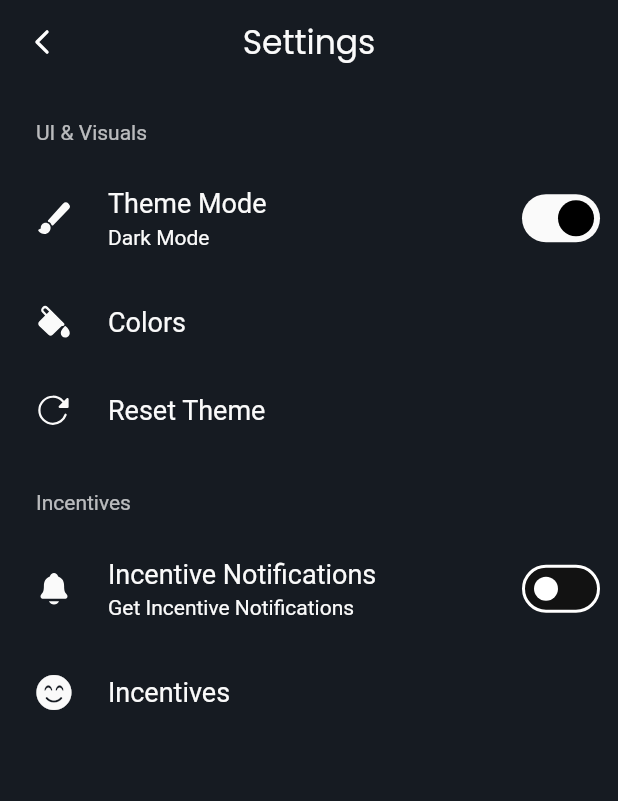
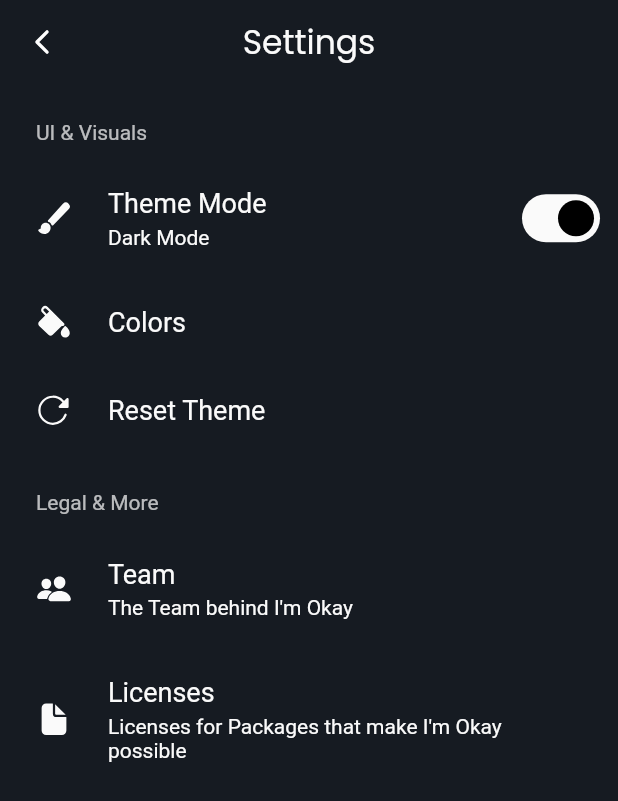
Before and after one commit to danfq/imokay, a Flutter app: the SettingsPage screen opened directly, on a phone screen of 412 x 824 dp. Shown: the top 801 px of the screen. Run offline on Flutter 3.47's test engine with Material 3 defaults, Android fonts, the phone set to English and light mode, and no system bars; drawn by our look-alikes of settings_ui; our stand-ins replace adaptive_theme, audioplayers, file_picker, flutter_local_notifications, flutter_native_timezone, flutter_riverpod and 7 more; missing offline and left inert: confirm_dialog, flex_color_picker, metaballs, slider_controller; accounts and stored records are empty.

Commit message:
Added Team & Licenses

```diff
--- a/lib/pages/settings/settings.dart
+++ b/lib/pages/settings/settings.dart
@@ -1,11 +1,9 @@
-import 'dart:io';
 import 'package:adaptive_theme/adaptive_theme.dart';
 import 'package:flex_color_picker/flex_color_picker.dart';
 import 'package:flutter/cupertino.dart';
 import 'package:flutter/material.dart';
 import 'package:flutter_vector_icons/flutter_vector_icons.dart';
-import 'package:imokay/pages/incentives/list.dart';
-import 'package:imokay/util/notifications/incentives.dart';
+import 'package:imokay/pages/team/team.dart';
 import 'package:imokay/util/notifications/local.dart';
 import 'package:imokay/util/theming/controller.dart';
 import 'package:imokay/util/theming/themes.dart';
@@ -33,9 +31,6 @@
     Color activeSoundColor = Theme.of(
       context,
     ).appBarTheme.backgroundColor!;
-
-    //Notifications
-    bool incentiveNotificationsMode = IncentiveNotifications.current();
 
     //Settings
     return Scaffold(
@@ -248,34 +243,46 @@
               ],
             ),
 
-            //Incentives
+            //Team & Licenses
             SettingsSection(
-              title: const Text("Incentives"),
+              title: const Text("Legal & More"),
               tiles: [
-                SettingsTile.switchTile(
-                  enabled: !Platform.isIOS,
-                  leading: const Icon(Ionicons.notifications),
-                  initialValue: incentiveNotificationsMode,
-                  onToggle: (status) async {
-                    await IncentiveNotifications.setMode(mode: status);
-                    setState(() {});
-                  },
-                  title: const Text("Incentive Notifications"),
-                  description: const Text("Get Incentive Notifications"),
+                //Team
+                SettingsTile.navigation(
+                  leading: const Icon(Ionicons.ios_people),
+                  title: const Text("Team"),
+                  description: const Text("The Team behind I'm Okay"),
+                  onPressed: (context) => Navigator.push(
+                    context,
+                    CupertinoPageRoute(builder: (context) => const Team()),
+                  ),
                 ),
+
+                //Licenses
                 SettingsTile.navigation(
-                  enabled: !Platform.isIOS,
-                  leading: const Icon(FontAwesome5Solid.smile_beam),
-                  title: const Text("Incentives"),
-                  onPressed: (context) {
-                    //Show Incentives List
-                    Navigator.push(
-                      context,
-                      CupertinoPageRoute(
-                        builder: (context) => const IncentivesList(),
+                  leading: const Icon(Ionicons.ios_document),
+                  title: const Text("Licenses"),
+                  description: const Text(
+                    "Licenses for Packages that make I'm Okay possible",
+                  ),
+                  onPressed: (context) => Navigator.push(
+                    context,
+                    CupertinoPageRoute(
+                      builder: (context) => LicensePage(
+                        applicationIcon: Padding(
+                          padding: const EdgeInsets.all(12.0),
+                          child: ClipRRect(
+                            borderRadius: BorderRadius.circular(14.0),
+                            child: Image.asset(
+                              "assets/logo.png",
+                              height: 80.0,
+                            ),
+                          ),
+                        ),
+                        applicationName: "I'm Okay",
                       ),
-                    );
-                  },
+                    ),
+                  ),
                 ),
               ],
             ),
--- a/pubspec.yaml
+++ b/pubspec.yaml
@@ -43,6 +43,7 @@
   google_fonts: ^4.0.4
   iconify_flutter: ^0.0.5
   audioplayers: ^5.2.1
+  url_launcher: ^6.2.3
 
 dev_dependencies:
   flutter_test:
@@ -57,6 +58,9 @@
   # Assets
   assets:
 
+    # Main
+    - assets/
+
     # Audio
     - assets/audio/
 
```
Also changed, not shown: lib/pages/team/team.dart (added, +85 -0 lines), lib/util/models/team_member.dart (added, +24 -0 lines), pubspec.lock, 6 other files.
